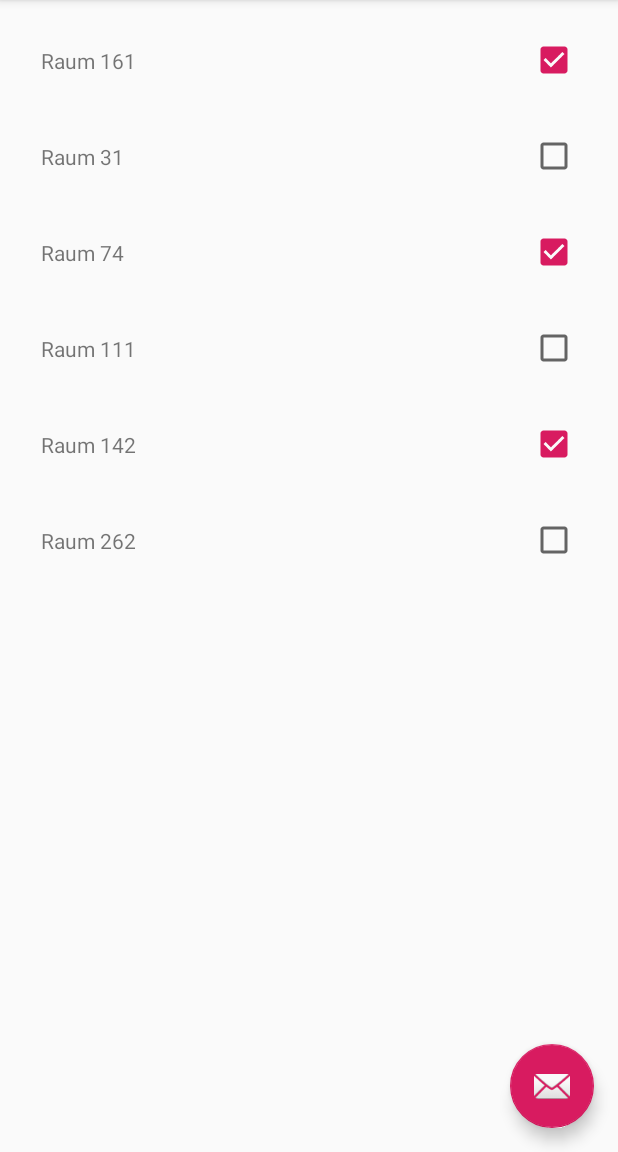
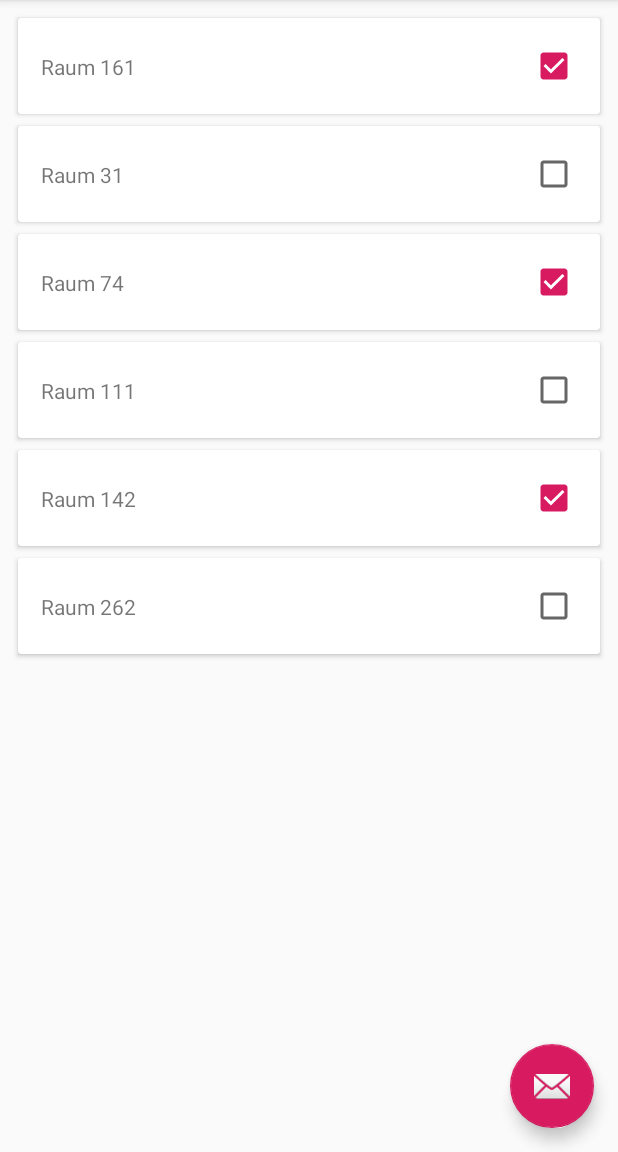
Before and after one commit to campusjagd/Campusjagd, an Android app: the screen it shows after launch (MainActivity), in the side drawer, after a tap on "Alle Räume", on a phone screen of 412 x 824 dp, the part 84-1236 px from its top. Run offline under Robolectric (Android 15) with nearby library versions, the phone set to English and light mode, and no system bars.

Commit message:
Working on the layout for the ExtendedRoomAdapter

```diff
--- a/app/src/main/res/layout/fragment_roomlist.xml
+++ b/app/src/main/res/layout/fragment_roomlist.xml
@@ -8,7 +8,7 @@
     <android.support.v7.widget.RecyclerView
         android:id="@+id/roomfragment_recyclerview"
         android:layout_width="match_parent"
-        android:layout_height="wrap_content"
+        android:layout_height="match_parent"
         android:layout_marginStart="8dp"
         android:layout_marginTop="8dp"
         android:layout_marginEnd="8dp"
--- a/app/src/main/res/layout/item_room_card_item.xml
+++ b/app/src/main/res/layout/item_room_card_item.xml
@@ -1,8 +1,14 @@
 <?xml version="1.0" encoding="utf-8"?>
-<android.support.constraint.ConstraintLayout
+<android.support.v7.widget.CardView
     xmlns:android="http://schemas.android.com/apk/res/android"
     xmlns:app="http://schemas.android.com/apk/res-auto"
     xmlns:tools="http://schemas.android.com/tools"
+    android:layout_width="match_parent"
+    android:layout_height="wrap_content"
+    android:padding="8dp"
+    android:layout_margin="4dp">
+<android.support.constraint.ConstraintLayout
+
     android:layout_width="match_parent"
     android:layout_height="wrap_content">
 
@@ -99,3 +105,4 @@
             tools:srcCompat="@tools:sample/avatars[0]" />
     </android.support.constraint.ConstraintLayout>
 </android.support.constraint.ConstraintLayout>
+</android.support.v7.widget.CardView>
```
